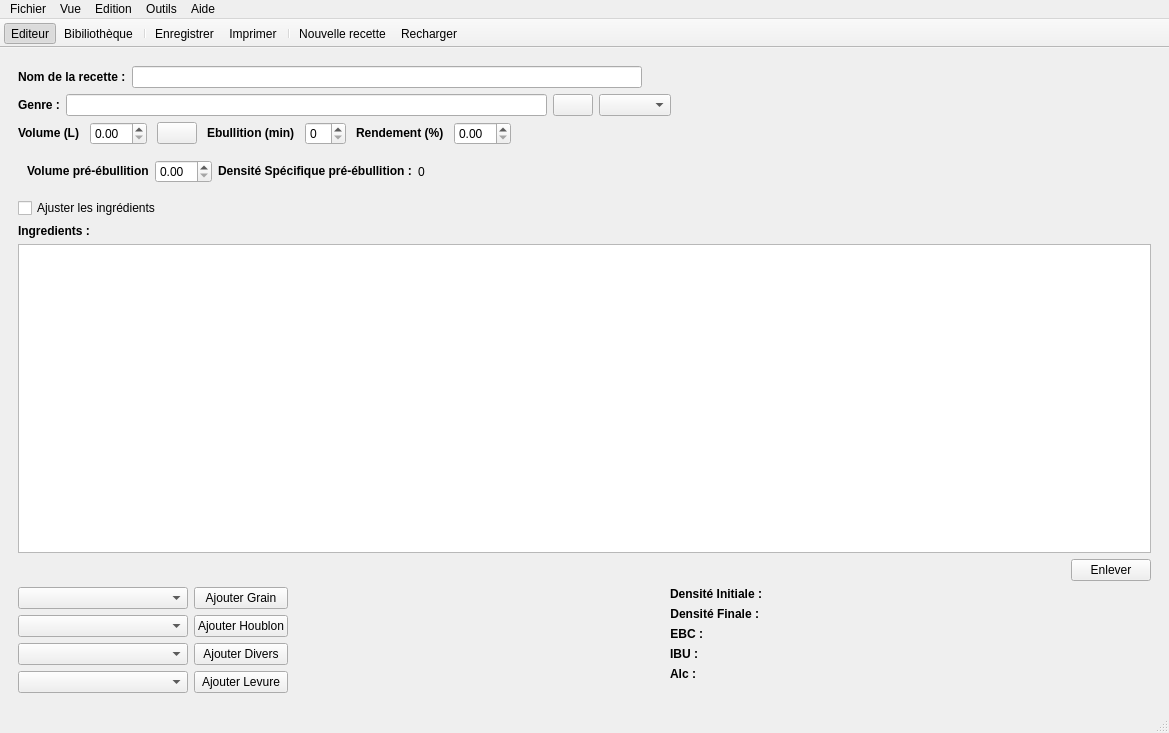
First picture: the form in reader.ui, repository 314r/joliebulle, before the edit.
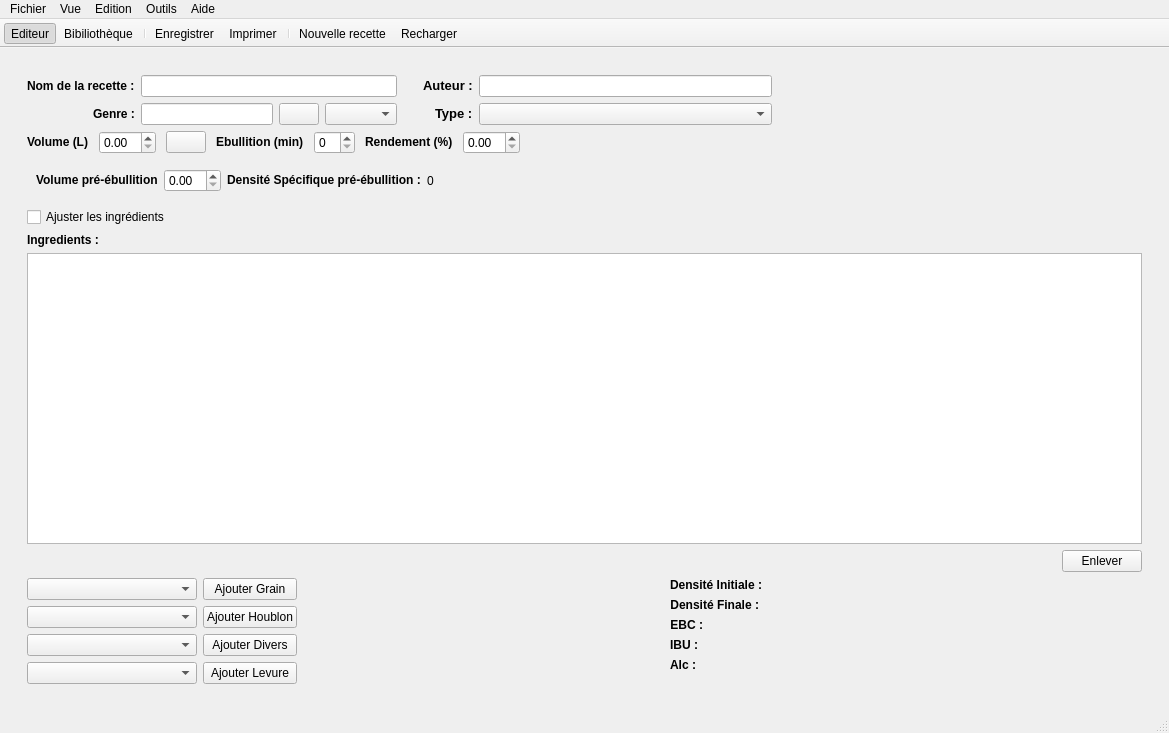
Second picture: the form after the edit. Icons and pictures are not drawn.

Commit message: interface auteur-type

What changed in the file:
```diff
--- a/reader.ui
+++ b/reader.ui
@@ -35,15 +35,17 @@
         <item row="0" column="0">
          <widget class="QWidget" name="widgetEditeur" native="true">
           <layout class="QVBoxLayout" name="verticalLayout_2">
-           <property name="spacing">
-            <number>6</number>
-           </property>
-           <property name="margin">
-            <number>0</number>
-           </property>
            <item>
-            <layout class="QHBoxLayout" name="horizontalLayout">
+            <layout class="QHBoxLayout" name="horizontalLayout_2">
              <item>
+              <layout class="QFormLayout" name="formLayout_2">
+               <property name="fieldGrowthPolicy">
+                <enum>QFormLayout::AllNonFixedFieldsGrow</enum>
+               </property>
+               <property name="labelAlignment">
+                <set>Qt::AlignRight|Qt::AlignTrailing|Qt::AlignVCenter</set>
+               </property>
+               <item row="0" column="0">
               <widget class="QLabel" name="labelRecette">
                <property name="text">
                 <string>&lt;!DOCTYPE HTML PUBLIC &quot;-//W3C//DTD HTML 4.0//EN&quot; &quot;http://www.w3.org/TR/REC-html40/strict.dtd&quot;&gt;
@@ -54,27 +56,10 @@
                </property>
               </widget>
              </item>
-             <item>
+               <item row="0" column="1">
               <widget class="QLineEdit" name="lineEditRecette"/>
              </item>
-             <item>
-              <spacer name="horizontalSpacer">
-               <property name="orientation">
-                <enum>Qt::Horizontal</enum>
-               </property>
-               <property name="sizeHint" stdset="0">
-                <size>
-                 <width>40</width>
-                 <height>20</height>
-                </size>
-               </property>
-              </spacer>
-             </item>
-            </layout>
-           </item>
-           <item>
-            <layout class="QHBoxLayout" name="horizontalLayout_2">
-             <item>
+               <item row="1" column="0">
               <widget class="QLabel" name="labelGenre">
                <property name="text">
                 <string>&lt;!DOCTYPE HTML PUBLIC &quot;-//W3C//DTD HTML 4.0//EN&quot; &quot;http://www.w3.org/TR/REC-html40/strict.dtd&quot;&gt;
@@ -85,6 +70,8 @@
                </property>
               </widget>
              </item>
+               <item row="1" column="1">
+                <layout class="QHBoxLayout" name="horizontalLayout">
              <item>
               <widget class="QLineEdit" name="lineEditGenre"/>
              </item>
@@ -108,8 +95,53 @@
              <item>
               <widget class="QComboBox" name="comboBoxStyle"/>
              </item>
+                </layout>
+               </item>
+              </layout>
+             </item>
              <item>
-              <spacer name="horizontalSpacer_2">
+              <layout class="QFormLayout" name="formLayout_3">
+               <property name="fieldGrowthPolicy">
+                <enum>QFormLayout::AllNonFixedFieldsGrow</enum>
+               </property>
+               <property name="labelAlignment">
+                <set>Qt::AlignRight|Qt::AlignTrailing|Qt::AlignVCenter</set>
+               </property>
+               <property name="leftMargin">
+                <number>20</number>
+               </property>
+               <item row="0" column="0">
+                <widget class="QLabel" name="label_3">
+                 <property name="text">
+                  <string>&lt;!DOCTYPE HTML PUBLIC &quot;-//W3C//DTD HTML 4.0//EN&quot; &quot;http://www.w3.org/TR/REC-html40/strict.dtd&quot;&gt;
+&lt;html&gt;&lt;head&gt;&lt;meta name=&quot;qrichtext&quot; content=&quot;1&quot; /&gt;&lt;style type=&quot;text/css&quot;&gt;
+p, li { white-space: pre-wrap; }
+&lt;/style&gt;&lt;/head&gt;&lt;body style=&quot; font-family:'Droid Sans'; font-size:10pt; font-weight:400; font-style:normal;&quot;&gt;
+&lt;p style=&quot; margin-top:0px; margin-bottom:0px; margin-left:0px; margin-right:0px; -qt-block-indent:0; text-indent:0px;&quot;&gt;&lt;span style=&quot; font-weight:600;&quot;&gt;Auteur :&lt;/span&gt;&lt;/p&gt;&lt;/body&gt;&lt;/html&gt;</string>
+                 </property>
+                </widget>
+               </item>
+               <item row="0" column="1">
+                <widget class="QLineEdit" name="lineEditAuthor"/>
+               </item>
+               <item row="1" column="0">
+                <widget class="QLabel" name="label_4">
+                 <property name="text">
+                  <string>&lt;!DOCTYPE HTML PUBLIC &quot;-//W3C//DTD HTML 4.0//EN&quot; &quot;http://www.w3.org/TR/REC-html40/strict.dtd&quot;&gt;
+&lt;html&gt;&lt;head&gt;&lt;meta name=&quot;qrichtext&quot; content=&quot;1&quot; /&gt;&lt;style type=&quot;text/css&quot;&gt;
+p, li { white-space: pre-wrap; }
+&lt;/style&gt;&lt;/head&gt;&lt;body style=&quot; font-family:'Droid Sans'; font-size:10pt; font-weight:400; font-style:normal;&quot;&gt;
+&lt;p style=&quot; margin-top:0px; margin-bottom:0px; margin-left:0px; margin-right:0px; -qt-block-indent:0; text-indent:0px;&quot;&gt;&lt;span style=&quot; font-weight:600;&quot;&gt;Type :&lt;/span&gt;&lt;/p&gt;&lt;/body&gt;&lt;/html&gt;</string>
+                 </property>
+                </widget>
+               </item>
+               <item row="1" column="1">
+                <widget class="QComboBox" name="comboBoxType"/>
+               </item>
+              </layout>
+             </item>
+             <item>
+              <spacer name="horizontalSpacer">
                <property name="orientation">
                 <enum>Qt::Horizontal</enum>
                </property>
@@ -191,7 +223,7 @@
                </property>
                <property name="sizeHint" stdset="0">
                 <size>
-                 <width>40</width>
+                 <width>1112</width>
                  <height>20</height>
                 </size>
                </property>
```
Left out of the diff: 5 changed lines with no effect on the pictures. Lines whose indentation alone changed are shown as unchanged. The commit also changes 2 other files.
